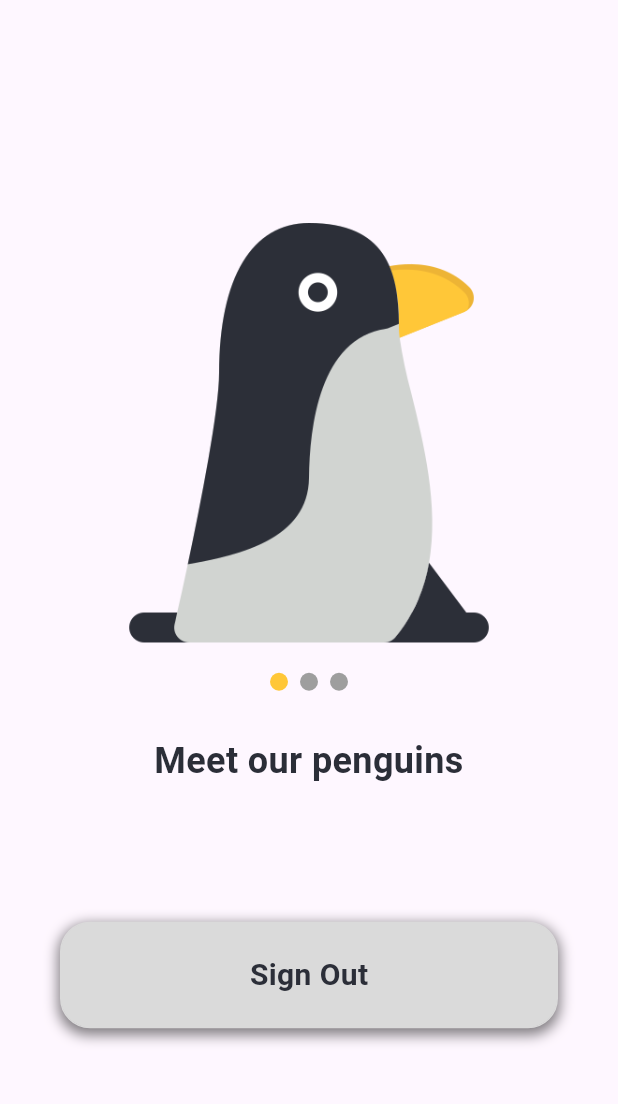
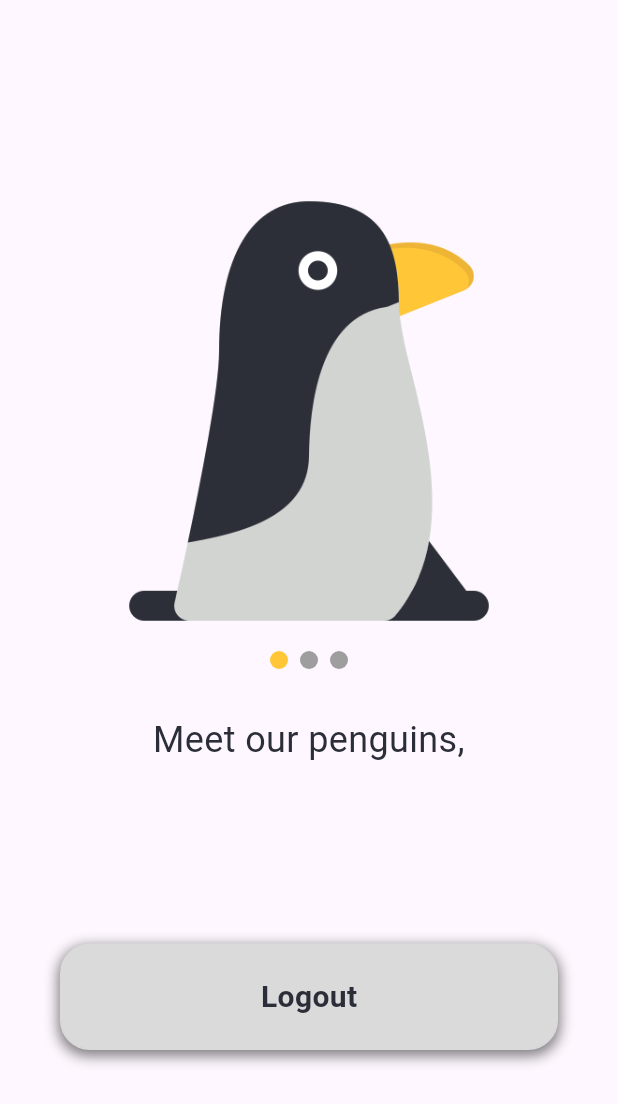
Before and after one commit to isiisiisi/firebase_authv1_isidro, a Flutter app: the screen it shows once a user with an empty profile is signed in, on a phone screen of 412 x 824 dp. Shown: the top 1104 px of the screen. Run offline on Flutter 3.47's test engine with Material 3 defaults, Android fonts, the phone set to English and light mode, and no system bars; drawn by our look-alikes of carousel_slider; our stand-ins replace firebase_auth, firebase_core; accounts and stored records are empty; network calls fail.

Commit message:
ui changes to homescreen

```diff
--- a/lib/screens/auth_page.dart
+++ b/lib/screens/auth_page.dart
@@ -18,7 +18,7 @@ class AuthPage extends StatelessWidget {
             ),
           );
         } else if (snapshot.hasData) {
-          return const HomeScreen();
+          return HomeScreen();
           // Future.microtask(
           //     () => Navigator.of(context).pushReplacementNamed('/home'));
           // return const SizedBox.shrink();
--- a/lib/screens/home_screen.dart
+++ b/lib/screens/home_screen.dart
@@ -5,7 +5,7 @@ import 'package:firebase_authv1_isidro/components/my_button.dart';
 import 'package:firebase_authv1_isidro/screens/auth_page.dart'; // Import AuthPage
 
 class HomeScreen extends StatefulWidget {
-  const HomeScreen({super.key});
+  HomeScreen({super.key});
 
   @override
   HomeScreenState createState() => HomeScreenState();
@@ -34,6 +34,8 @@ class HomeScreenState extends State<HomeScreen> {
 
   @override
   Widget build(BuildContext context) {
+    final user = FirebaseAuth.instance.currentUser; // Access currentUser here
+
     return Scaffold(
       body: Column(
         mainAxisAlignment: MainAxisAlignment.center,
@@ -81,17 +83,25 @@ class HomeScreenState extends State<HomeScreen> {
           ),
           const SizedBox(height: 20),
           const Text(
-            'Meet our penguins',
+            'Meet our penguins,',
             style: TextStyle(
               fontSize: 24,
+              color: Color(0xFF2B2E38),
+            ),
+            textAlign: TextAlign.center,
+          ),
+          Text(
+            user != null ? user.email! : '',
+            style: const TextStyle(
+              fontSize: 20,
+              color: Color(0xFF2B2E38),
               fontWeight: FontWeight.bold,
-              color: Color(0xFF2B2E38),
             ),
             textAlign: TextAlign.center,
           ),
           const SizedBox(height: 90),
           MyButton(
-            buttonText: "Sign Out",
+            buttonText: "Logout",
             buttonColor: const Color.fromARGB(255, 218, 218, 218),
             textColor: const Color(0xFF2B2E38),
             borderColor: const Color.fromARGB(255, 218, 218, 218),
```
